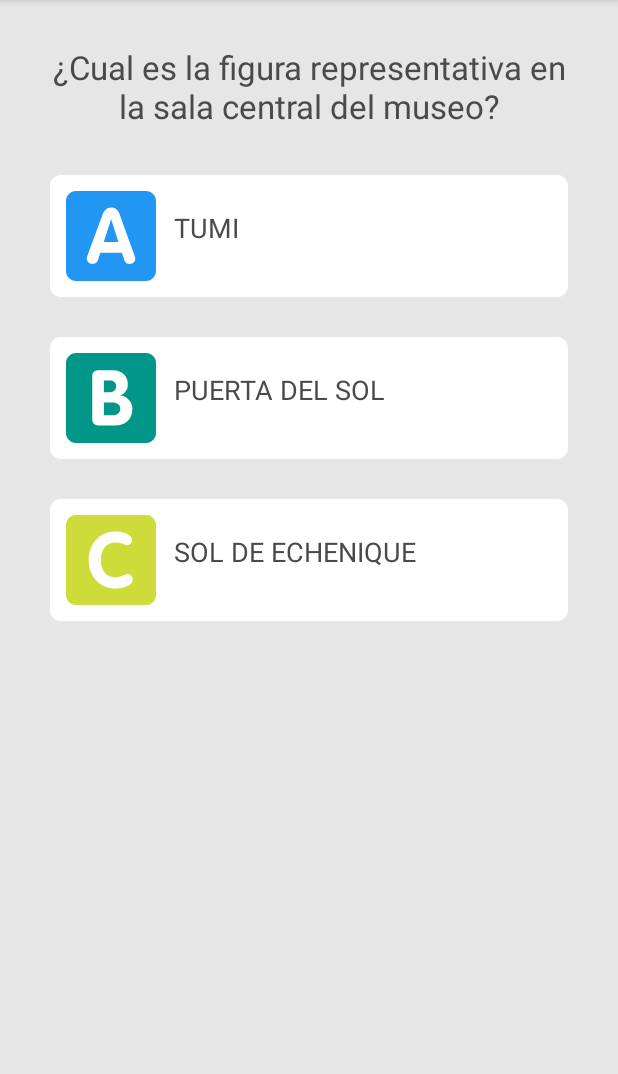
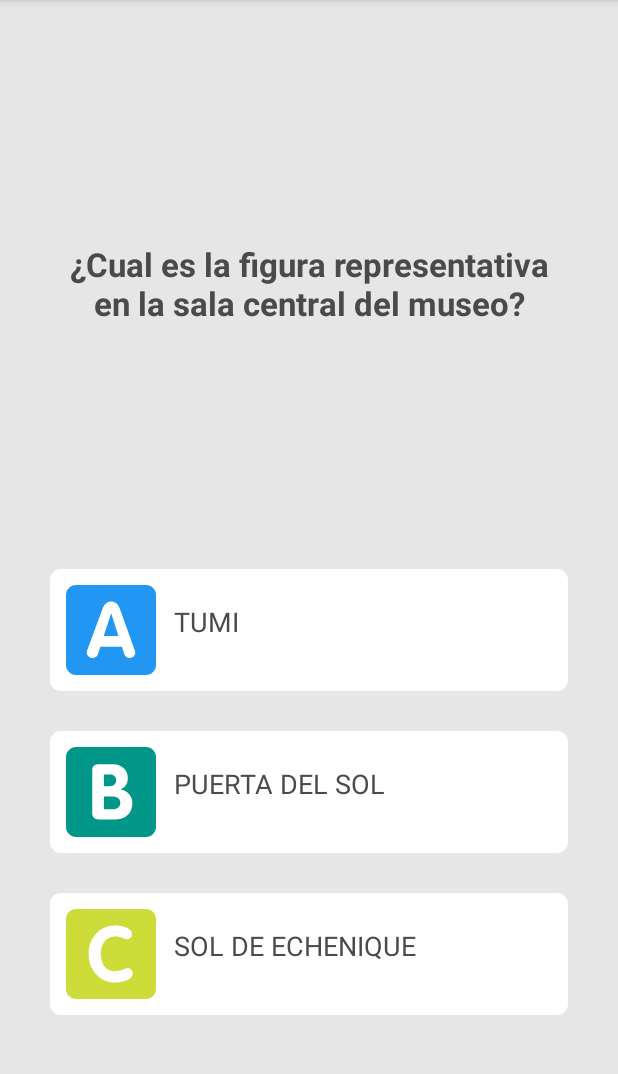
Before and after one commit to CODITEC/HackCultura, an Android app: the fragment QuizFragment placed in its activity, on a phone screen of 412 x 824 dp, the part 84-1158 px from its top. Run offline under Robolectric (Android 15) with nearby library versions, the light colour scheme and no system bars.

Commit message:
QUIZ WEIGHT / BOLD

```diff
--- a/Culturio/app/src/main/res/layout/fragment_quiz.xml
+++ b/Culturio/app/src/main/res/layout/fragment_quiz.xml
@@ -7,13 +7,16 @@
     android:background="@color/grey_10">
 
     <LinearLayout
+        android:weightSum="10"
         android:layout_width="match_parent"
         android:layout_height="match_parent"
         android:orientation="vertical">
         <TextView
+            android:layout_weight="8"
             android:id="@+id/txtQuestion"
             android:textSize="22sp"
             android:gravity="center"
+            android:textStyle="bold"
             android:layout_marginTop="30dp"
             android:layout_marginBottom="30dp"
             android:layout_marginRight="32dp"
```
